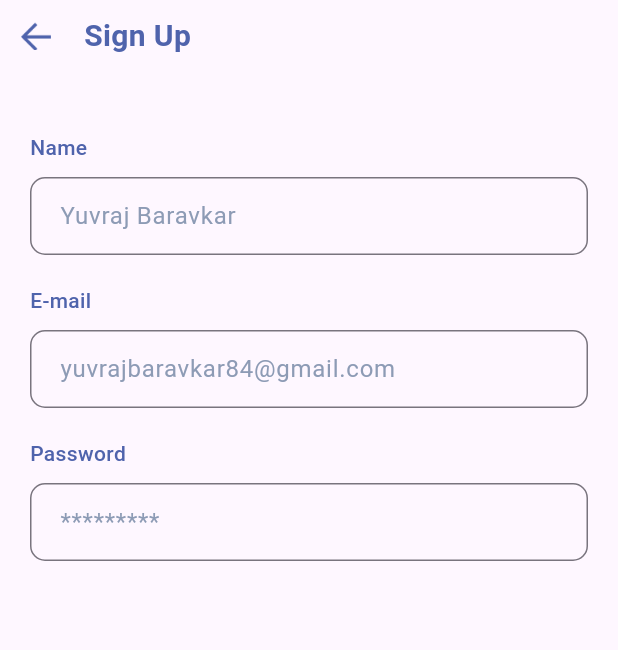
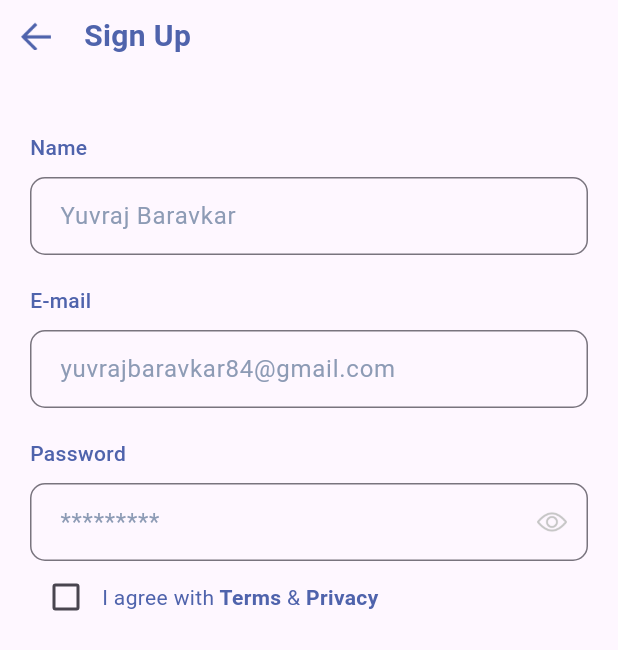
Before and after one commit to yuvraj8411/flutter_listicle, a Flutter app: the SignUpScreen screen opened directly, on a phone screen of 412 x 824 dp. Shown: the top 650 px of the screen. Run offline on Flutter 3.47's test engine with Material 3 defaults, Android fonts, the phone set to English and light mode, and no system bars.

Commit message:
#Implementation of CHeck box widget

```diff
--- a/lib/screen/sign_up_screen.dart
+++ b/lib/screen/sign_up_screen.dart
@@ -1,5 +1,6 @@
 import 'package:flutter/material.dart';
 import 'package:listicle/utilities/constant.dart';
+import 'package:listicle/widget/checkbox.dart';
 import 'package:listicle/widget/text_field.dart';
 
 class SignUpScreen extends StatelessWidget {
@@ -48,6 +49,29 @@ class SignUpScreen extends StatelessWidget {
                     hintText: '*********',
                     obscureText: true,
                   ),
+                  Row(
+                    children: [
+                      CustomCheckbox(
+                        label: "",
+                      ),
+                      Text(
+                        'I agree with',
+                        style: AppTextStyles.checkBoxLabelText,
+                      ),
+                      Text(
+                        ' Terms',
+                        style: AppTextStyles.checkBoxLabelTextBold,
+                      ),
+                      Text(
+                        ' &',
+                        style: AppTextStyles.checkBoxLabelText,
+                      ),
+                      Text(
+                        ' Privacy',
+                        style: AppTextStyles.checkBoxLabelTextBold,
+                      )
+                    ],
+                  )
                 ],
               ),
             ),
--- a/lib/utilities/constant.dart
+++ b/lib/utilities/constant.dart
@@ -30,6 +30,16 @@ class AppTextStyles {
     fontWeight: FontWeight.bold,
     color: AppColors.blue,
   );
+  static const checkBoxLabelText = TextStyle(
+    fontSize: 14,
+    fontWeight: FontWeight.w400,
+    color: AppColors.blue,
+  );
+  static const checkBoxLabelTextBold = TextStyle(
+    fontSize: 14,
+    fontWeight: FontWeight.bold,
+    color: AppColors.blue,
+  );
   static const labelTitle = TextStyle(
     fontSize: 14,
     fontWeight: FontWeight.w500,
--- /dev/null
+++ b/lib/widget/checkbox.dart
@@ -0,0 +1,48 @@
+import 'package:flutter/material.dart';
+import 'package:listicle/utilities/constant.dart';
+
+class CustomCheckbox extends StatefulWidget {
+  final String label;
+  final bool initialValue;
+  final ValueChanged<bool?>? onChanged;
+
+  const CustomCheckbox({
+    Key? key,
+    required this.label,
+    this.initialValue = false,
+    this.onChanged,
+  }) : super(key: key);
+
+  @override
+  State<CustomCheckbox> createState() => _CustomCheckboxState();
+}
+
+class _CustomCheckboxState extends State<CustomCheckbox> {
+  late bool _value;
+
+  @override
+  void initState() {
+    super.initState();
+    _value = widget.initialValue;
+  }
+
+  @override
+  Widget build(BuildContext context) {
+    return Row(
+      children: [
+        Checkbox(
+          value: _value,
+          onChanged: (val) {
+            setState(() {
+              _value = val ?? false;
+            });
+            if (widget.onChanged != null) {
+              widget.onChanged!(val);
+            }
+          },
+        ),
+        Text(widget.label),
+      ],
+    );
+  }
+}
--- a/lib/widget/text_field.dart
+++ b/lib/widget/text_field.dart
@@ -1,7 +1,7 @@
 import 'package:flutter/material.dart';
 import 'package:listicle/utilities/constant.dart';
 
-class CustomTextField extends StatelessWidget {
+class CustomTextField extends StatefulWidget {
   final String label;
   final String hintText;
   final TextEditingController? controller;
@@ -18,21 +18,34 @@ class CustomTextField extends StatelessWidget {
   }) : super(key: key);
 
   @override
+  State<CustomTextField> createState() => _CustomTextFieldState();
+}
+
+class _CustomTextFieldState extends State<CustomTextField> {
+  late bool _obscureText;
+
+  @override
+  void initState() {
+    super.initState();
+    _obscureText = widget.obscureText;
+  }
+
+  @override
   Widget build(BuildContext context) {
     return Column(
       crossAxisAlignment: CrossAxisAlignment.start,
       children: [
         Text(
-          label,
+          widget.label,
           style: AppTextStyles.labelTitle,
         ),
         const SizedBox(height: 10),
         TextField(
-          controller: controller,
-          obscureText: obscureText,
-          keyboardType: keyboardType,
+          controller: widget.controller,
+          obscureText: _obscureText,
+          keyboardType: widget.keyboardType,
           decoration: InputDecoration(
-            hintText: hintText,
+            hintText: widget.hintText,
             hintStyle: AppTextStyles.hintText,
             border: OutlineInputBorder(
               borderRadius: BorderRadius.circular(10.0),
@@ -41,6 +54,20 @@ class CustomTextField extends StatelessWidget {
                 width: 0.5,
               ),
             ),
+            suffixIcon: widget.obscureText
+                ? IconButton(
+                    icon: Image.asset(
+                      _obscureText ? 'assets/eye.png' : 'assets/eye_closed.png',
+                      width: 20,
+                      height: 20,
+                    ),
+                    onPressed: () {
+                      setState(() {
+                        _obscureText = !_obscureText;
+                      });
+                    },
+                  )
+                : null,
             contentPadding:
                 const EdgeInsets.symmetric(vertical: 14, horizontal: 16),
           ),
```
